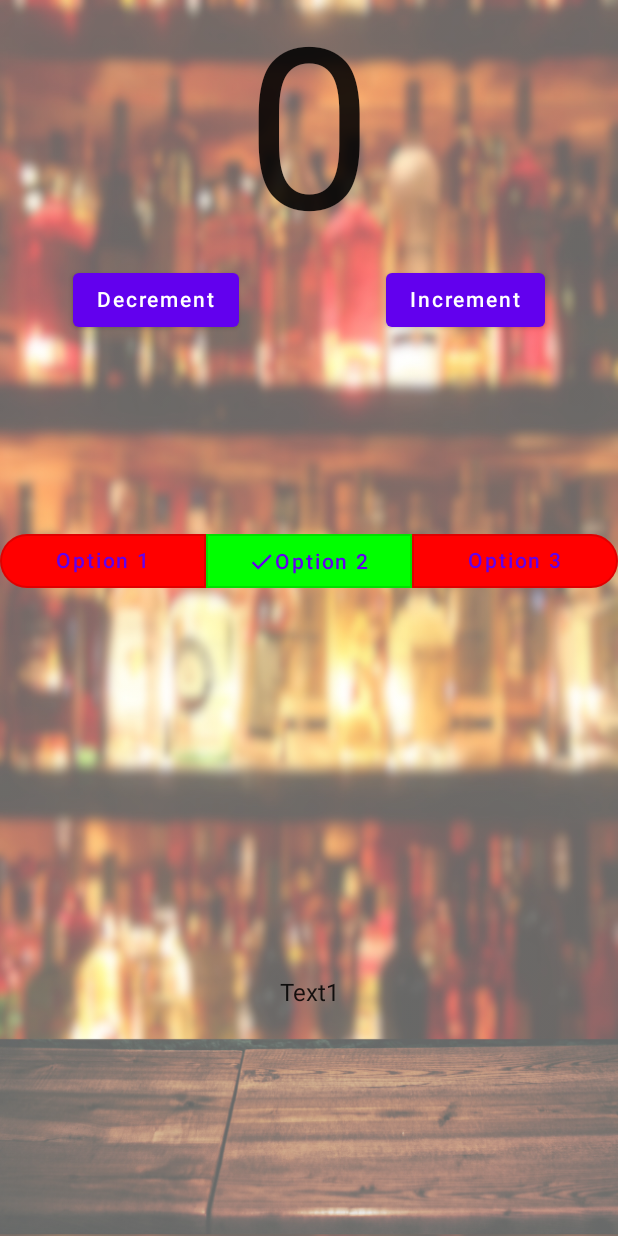
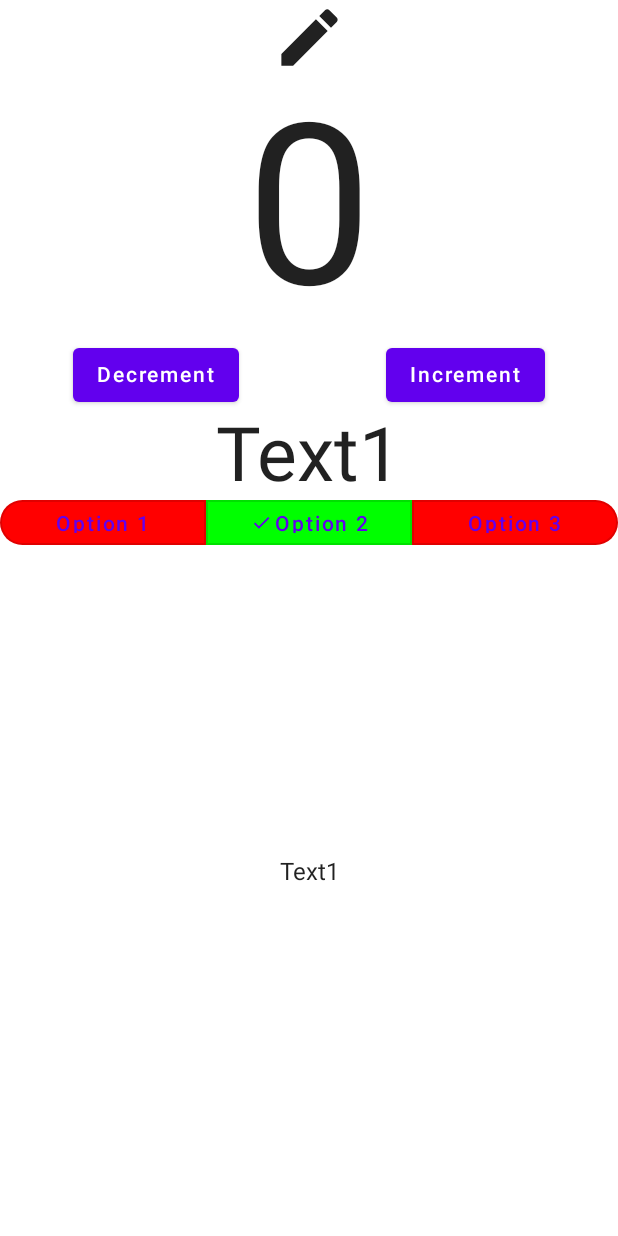
Before and after one commit to TheFedex87/RecompositionTest, an Android app built with Jetpack Compose: the screen it shows after launch (MainActivity), after a tap on "Option 2", on a phone screen of 412 x 824 dp. Run offline under Robolectric (Android 15) with nearby library versions, the phone set to English and light mode, and no system bars; our stand-ins replace accompanist.

```diff
--- a/app/src/main/java/it/thefedex87/recompositiontest/ui/MainActivity.kt
+++ b/app/src/main/java/it/thefedex87/recompositiontest/ui/MainActivity.kt
@@ -9,6 +9,7 @@ import androidx.compose.foundation.layout.*
 import androidx.compose.foundation.shape.RoundedCornerShape
 import androidx.compose.material.*
 import androidx.compose.material.icons.Icons
+import androidx.compose.material.icons.filled.Create
 import androidx.compose.material.icons.filled.Done
 import androidx.compose.runtime.Composable
 import androidx.compose.runtime.LaunchedEffect
@@ -50,47 +51,40 @@ class MainActivity : ComponentActivity() {
                     val viewModel: MainViewModel = viewModel()
                     val state = viewModel.state
 
-                    val painter = rememberAsyncImagePainter(
+                    /*val painter = rememberAsyncImagePainter(
                         model = R.drawable.test,
                         contentScale = ContentScale.FillBounds
-                    )
+                    )*/
 
                     val pagerState = rememberPagerState()
                     LaunchedEffect(key1 = true) {
                         snapshotFlow { pagerState.currentPage }.distinctUntilChanged().collect {
-                            }
+                            viewModel.selectedValueChanged(state.values[it])
+                        }
                     }
 
-                    Image(
+                    /*Image(
                         painter = painter,
                         contentDescription = null,
                         contentScale = ContentScale.FillBounds,
                         alpha = 0.6f
-                    )
+                    )*/
 
                     Column(
                         modifier = Modifier.fillMaxSize(),
                         horizontalAlignment = Alignment.CenterHorizontally
                     ) {
-                        Text(
-                            text = state.value.toString(),
-                            style = TextStyle(fontSize = 150.sp)
+                        Counter(
+                            onDecrement = { viewModel.decrement()},
+                            onIncrement = { viewModel.increment() },
+                            value = state.value.toString()
                         )
-                        Row(
-                            modifier = Modifier
-                                .fillMaxWidth(),
-                            horizontalArrangement = Arrangement.SpaceAround
-                        ) {
-                            Button(onClick = {
-                                viewModel.decrement()
-                            }) {
-                                Text(text = "Decrement")
-                            }
-                            Button(onClick = {
-                                viewModel.increment()
-                            }) {
-                                Text(text = "Increment")
-                            }
+
+                        state.selectedValue?.let {
+                            Text(
+                                text = it.text,
+                                fontSize = 50.sp
+                            )
                         }
 
                         SegmentedButton(
@@ -105,8 +99,9 @@ class MainActivity : ComponentActivity() {
                             },
                             modifier = Modifier
                                 .height(30.dp)
-                                .weight(1f)
                         )
+
+
 
                         HorizontalPager(
                             modifier = Modifier
@@ -130,8 +125,45 @@ class MainActivity : ComponentActivity() {
 }
 
 @Composable
+fun Counter(
+    onDecrement: () -> Unit,
+    onIncrement: () -> Unit,
+    value: String
+) {
+    Column(
+        modifier = Modifier.fillMaxWidth(),
+        horizontalAlignment = Alignment.CenterHorizontally
+    ) {
+        Icon(
+            imageVector = Icons.Default.Create,
+            contentDescription = null,
+            modifier = Modifier
+                .size(50.dp)
+                .clickable { }
+        )
+        Text(
+            text = value,
+            style = TextStyle(fontSize = 150.sp)
+        )
+        Row(
+            modifier = Modifier
+                .fillMaxWidth(),
+            horizontalArrangement = Arrangement.SpaceAround
+        ) {
+            Button(onClick = onDecrement) {
+                Text(text = "Decrement")
+            }
+            Button(onClick = onIncrement) {
+                Text(text = "Increment")
+            }
+        }
+    }
+}
+
+@Composable
 fun MyItem(
-    myObject: MyObject
+    myObject: MyObject,
+    modifier: Modifier = Modifier
 ) {
     Text(text = myObject.text)
 }
@@ -189,7 +221,9 @@ fun SegmentedButton(
     modifier: Modifier = Modifier
 ) {
     Row(
-        modifier = modifier.fillMaxWidth().horizontalScroll(rememberScrollState()),
+        modifier = modifier
+            .fillMaxWidth()
+            .horizontalScroll(rememberScrollState()),
         verticalAlignment = Alignment.CenterVertically,
     ) {
         options.forEachIndexed { index, option ->
--- a/app/src/main/java/it/thefedex87/recompositiontest/ui/MainScreenState.kt
+++ b/app/src/main/java/it/thefedex87/recompositiontest/ui/MainScreenState.kt
@@ -5,6 +5,7 @@ import androidx.compose.ui.graphics.Color
 data class MainScreenState(
     val value: Int = 0,
     val values: List<MyObject> = emptyList(),
+    val selectedValue: MyObject? = null,
     val color: Color,
     val selectedOption: Int = 0
 )
--- a/app/src/main/java/it/thefedex87/recompositiontest/ui/MainViewModel.kt
+++ b/app/src/main/java/it/thefedex87/recompositiontest/ui/MainViewModel.kt
@@ -38,20 +38,26 @@ class MainViewModel : ViewModel() {
         state = state.copy(
             selectedOption = option
         )
+        viewModelScope.launch {
+            delay(100)
+            state = state.copy(
+                values = listOf(
+                    MyObject(text = "Text1", value = if(state.values.first().value == 1) 2 else 1),
+                    MyObject(text = "Text2", value = 2)
+                ),
+            )
+        }
+    }
+
+    fun selectedValueChanged(selectedValue: MyObject) {
+        state = state.copy(
+            selectedValue = selectedValue
+        )
     }
 
     fun changeColor(color: Color) {
         state = state.copy(
             color = color
         )
-        viewModelScope.launch {
-            delay(100)
-            state = state.copy(
-                values = listOf(
-                    MyObject(text = "Text1", value = 1),
-                    MyObject(text = "Text2", value = 3)
-                ),
-            )
-        }
     }
 }
```
